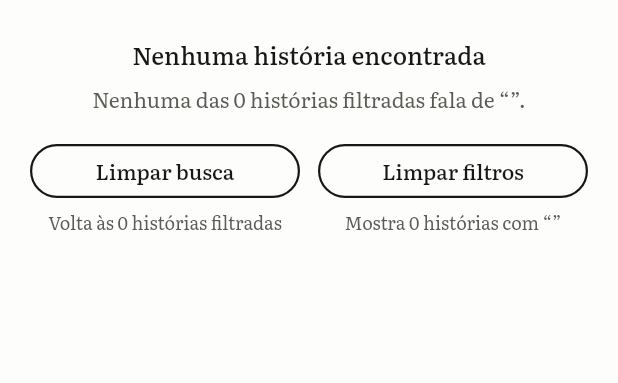
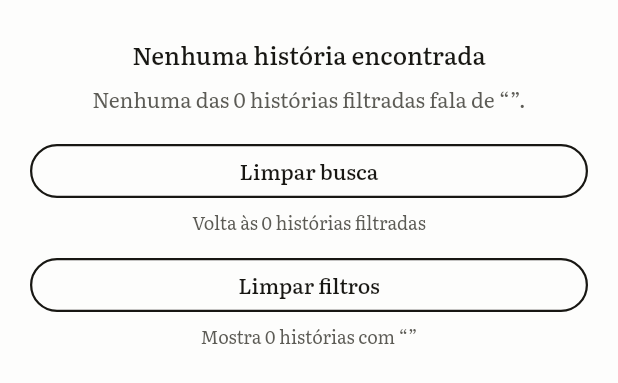
Before and after one commit to cosmopool/postilla, a Flutter app: the TwoWayEmpty widget shown alone on an empty page, opened directly with empty values, on a phone screen of 412 x 824 dp. Shown: the top 383 px of the screen. Run offline on Flutter 3.47's test engine with Material 3 defaults, Android fonts, the phone set to English and light mode, and no system bars; missing offline and left inert: sqlite3.

Commit message:
feat: dev flavor for the fixture, closed slice decisions
- the story fixture ships only in the Android `dev` flavor; `prod`
  starts with an empty index (`make run` uses dev)
- tags are stored and read by id, no feed-order column
- "Traduções em" offers every translate language; areas without
  strings fall back to Portuguese
- two-way empty state stacks its exits, as the book draws
- choice page rows from a story carry a chevron
- one fixture story is CC-BY-SA-4.0, to exercise the licence line

```diff
--- a/lib/dictionary/dictionary.dart
+++ b/lib/dictionary/dictionary.dart
@@ -112,6 +112,7 @@ class ChoicePage extends StatelessWidget {
                       meta: r.meta,
                       compact: true,
                       glyph: form.isEmpty ? Glyphs.bookA : null,
+                      chevron: form.isNotEmpty, // the choice page from a story (book-leitor)
                       titleWidget: Text(
                         r.lemma,
                         style: T.body.copyWith(color: t.ink),
--- a/lib/library/card.dart
+++ b/lib/library/card.dart
@@ -9,7 +9,7 @@ import '../ui/theme.dart';
 import '../ui/widgets.dart';
 
 /// The card's kicker (BIB-01): the genre and at most the first two tags in
-/// feed order; `more` counts the tags left out. Names are in `lang` (Immersion ›
+/// their stored order (by id); `more` counts the tags left out. Names are in `lang` (Immersion ›
 /// Navigation). An unknown genre shows as `other` and an unknown tag is hidden
 /// (BIB-11), so it neither shows nor counts in `more`. Never cuts a name.
 ({String text, int more}) cardKicker(Story s, Lists lists, LangId lang, String other) {
--- a/lib/library/sheet.dart
+++ b/lib/library/sheet.dart
@@ -540,8 +540,8 @@ class TwoWayEmpty extends StatelessWidget {
   @override
   Widget build(BuildContext context) {
     final t = context.tk;
-    Widget way(String label, String note, VoidCallback onTap) => Expanded(
-          child: Column(
+    // Stacked, each way with its note below (book-biblioteca, BIB-08).
+    Widget way(String label, String note, VoidCallback onTap) => Column(
           crossAxisAlignment: CrossAxisAlignment.stretch,
           children: [
             Semantics(
@@ -553,7 +553,6 @@ class TwoWayEmpty extends StatelessWidget {
               child: Text(note, style: T.meta.copyWith(color: t.inkMuted), textAlign: TextAlign.center),
             ),
           ],
-          ),
         );
     return Padding(
       padding: const EdgeInsets.fromLTRB(20, 24, 20, 24),
@@ -563,14 +562,9 @@ class TwoWayEmpty extends StatelessWidget {
           const SizedBox(height: 8),
           Text(ui.noneOfFiltered(filtered, query), style: T.small.copyWith(color: t.inkMuted), textAlign: TextAlign.center),
           const SizedBox(height: 16),
-          Row(
-            crossAxisAlignment: CrossAxisAlignment.start,
-            children: [
           way(ui.clearSearch, ui.backToFiltered(filtered), onClearSearch),
-              const SizedBox(width: 12),
+          const SizedBox(height: 12),
           way(ui.clearFilters, ui.showsWithQuery(withQuery, query), onClearFilters),
-            ],
-          ),
         ],
       ),
     );
--- a/lib/ui/widgets.dart
+++ b/lib/ui/widgets.dart
@@ -460,6 +460,7 @@ class ListRow extends StatelessWidget {
     this.compact = false,
     this.titleWidget,
     this.italian = false,
+    this.chevron = false,
   });
   final String title;
   final String? meta;
@@ -469,6 +470,7 @@ class ListRow extends StatelessWidget {
   final bool compact;
   final Widget? titleWidget;
   final bool italian;
+  final bool chevron; // link affordance: the row pushes a page
 
   @override
   Widget build(BuildContext context) {
@@ -505,6 +507,7 @@ class ListRow extends StatelessWidget {
                   padding: const EdgeInsets.only(left: 8, right: 8),
                   child: Text(value!, style: T.small.copyWith(color: t.inkMuted)),
                 ),
+              if (chevron) Glyph(Glyphs.chevronRight, size: 20, color: t.inkMuted),
             ],
           ),
         ),
--- a/pubspec.yaml
+++ b/pubspec.yaml
@@ -21,7 +21,9 @@ dev_dependencies:
 flutter:
   assets:
     - assets/content/
-    - assets/dev/
+    - path: assets/dev/ # debug story fixture, `dev` flavor only
+      flavors:
+        - dev
   fonts:
     - family: Literata
       fonts:
--- a/tool/make_index_fixture.dart
+++ b/tool/make_index_fixture.dart
@@ -281,7 +281,9 @@ void main(List<String> args) {
       'part': part,
       'author': author,
       'adapted': author.isEmpty ? 0 : 1,
-      'license': author.isEmpty ? 'LicenseRef-Postilla' : 'public-domain',
+      // Goldoni's stories stand in for a CC BY-SA adaptation, so the colophon's
+      // licence line is exercised; the other classics are public domain.
+      'license': author.isEmpty ? 'LicenseRef-Postilla' : (authorName == 'Carlo Goldoni' ? 'CC-BY-SA-4.0' : 'public-domain'),
       'translations': [
         translation('it', words, [words - covered, b1, b2, b3]),
         if (!flags.containsKey('x')) translation('pt-BR', (words * 1.08).round(), [0, 0, 0, 0]),
```
Also changed, not shown: lib/db/db.dart (+7 -9 lines), lib/main.dart (+3 -4 lines), lib/settings/languages.dart (+4 -6 lines), assets/dev/index_fixture.json, 3 other files. Lines whose indentation alone changed are shown as unchanged.
